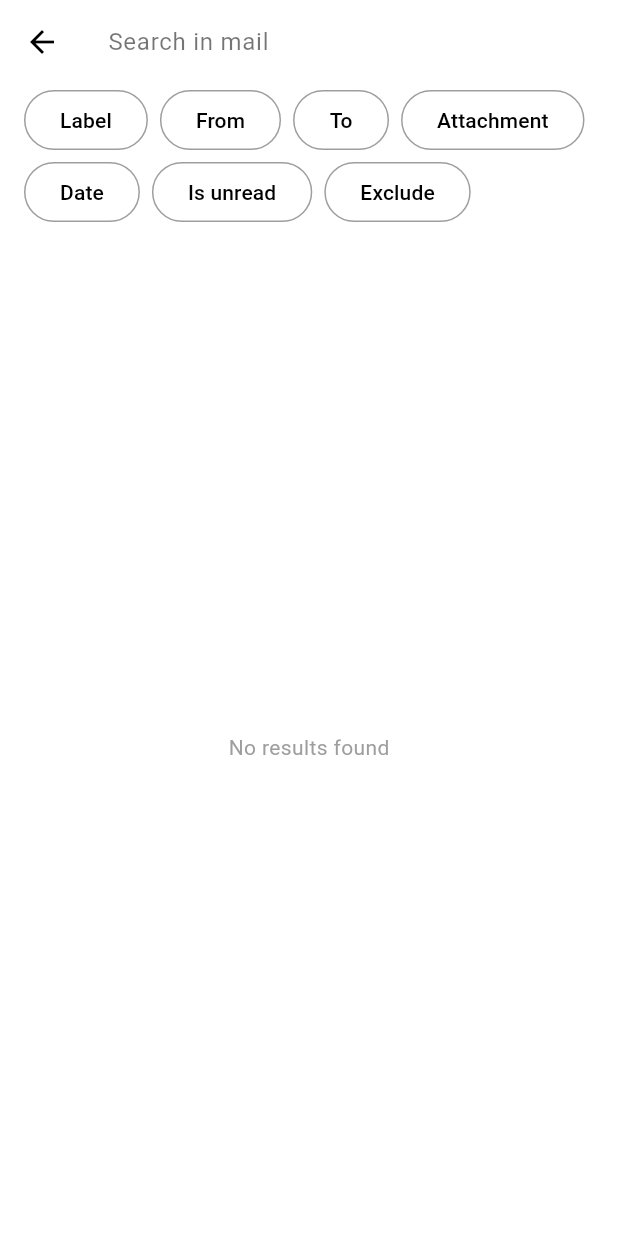
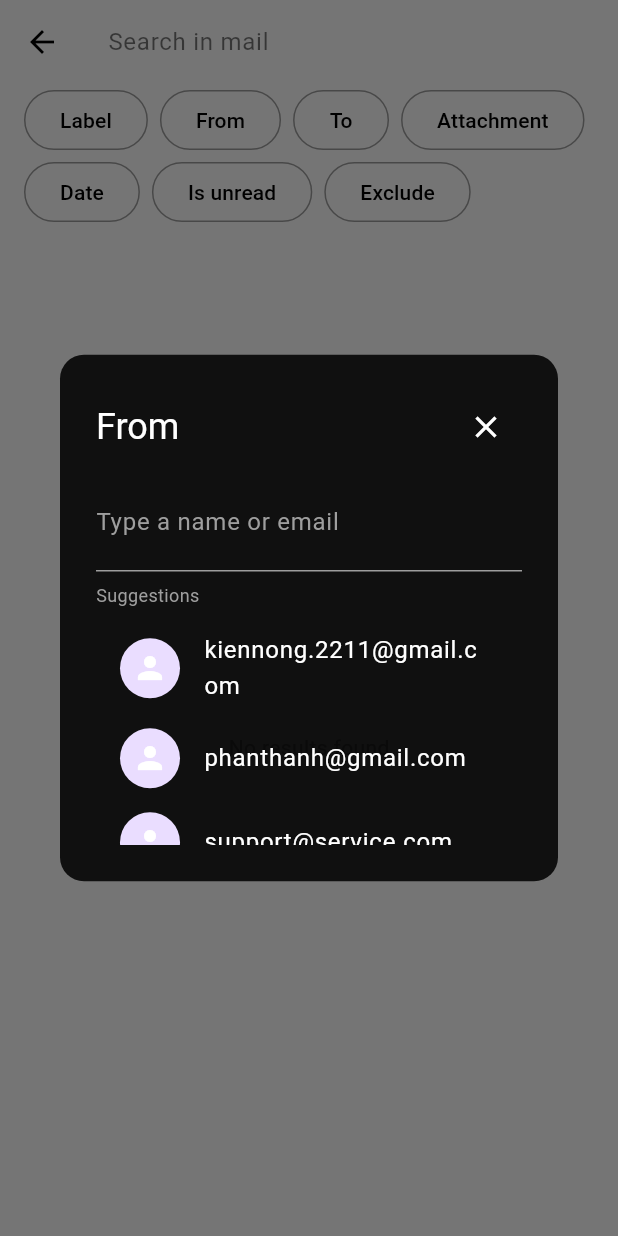
Before and after one commit to VixFong/my_email, a Flutter app: the SearchScreen screen opened directly, after a tap on "From", on a phone screen of 412 x 824 dp. Run offline on Flutter 3.47's test engine with Material 3 defaults, Android fonts, the phone set to English and light mode, and no system bars.

Commit message:
added select option for search

```diff
--- a/lib/EmailPage/search_screen.dart
+++ b/lib/EmailPage/search_screen.dart
@@ -38,13 +38,13 @@ class SearchScreen extends StatelessWidget {
             Wrap(
               spacing: 8.0,
               children: [
-                _buildFilterButton('Label'),
-                _buildFilterButton('From'),
-                _buildFilterButton('To'),
-                _buildFilterButton('Attachment'),
-                _buildFilterButton('Date'),
-                _buildFilterButton('Is unread'),
-                _buildFilterButton('Exclude'),
+                _buildFilterButton(context, 'Label', _showLabelDialog),
+                _buildFilterButton(context, 'From', _showFromDialog),
+                _buildFilterButton(context, 'To', _showToDialog),
+                _buildFilterButton(context, 'Attachment', _showAttachmentDialog),
+                _buildFilterButton(context, 'Date', _showDateDialog),
+                _buildFilterButton(context, 'Is unread', _showUnreadDialog),
+                _buildFilterButton(context, 'Exclude', _showExcludeDialog),
               ],
             ),
             SizedBox(height: 20),
@@ -63,11 +63,9 @@ class SearchScreen extends StatelessWidget {
     );
   }
 
-  Widget _buildFilterButton(String label) {
+  Widget _buildFilterButton(BuildContext context, String label, Function dialogFunction) {
     return OutlinedButton(
-      onPressed: () {
-        // Implement filter functionality if needed
-      },
+      onPressed: () => dialogFunction(context),
       style: OutlinedButton.styleFrom(
         side: BorderSide(color: Colors.grey),
         shape: RoundedRectangleBorder(
@@ -80,4 +78,197 @@ class SearchScreen extends StatelessWidget {
       ),
     );
   }
+
+  // Updated Dialog for Label with Icons
+  void _showLabelDialog(BuildContext context) {
+    showDialog(
+      context: context,
+      builder: (context) => _buildDialogWithIcons(
+        context,
+        'Label',
+        [
+          'Starred',
+          'Scheduled',
+          'Important',
+          'Sent',
+          'Drafts',
+          'All mail',
+        ],
+        [
+          Icons.star,
+          Icons.schedule,
+          Icons.label_important,
+          Icons.send,
+          Icons.drafts,
+          Icons.all_inbox,
+        ],
+      ),
+    );
+  }
+
+  // Updated Dialog for Attachment with Icons
+  void _showAttachmentDialog(BuildContext context) {
+    showDialog(
+      context: context,
+      builder: (context) => _buildDialogWithIcons(
+        context,
+        'Attachment',
+        [
+          'Has any attachment',
+          'Document',
+          'Presentation',
+          'Spreadsheet',
+          'Image',
+          'PDF',
+          'Video',
+        ],
+        [
+          Icons.attach_file,
+          Icons.description,
+          Icons.slideshow,
+          Icons.table_chart,
+          Icons.image,
+          Icons.picture_as_pdf,
+          Icons.videocam,
+        ],
+      ),
+    );
+  }
+
+  // Original Dialogs for From and To without icons
+  void _showFromDialog(BuildContext context) {
+    showDialog(
+      context: context,
+      builder: (context) => _buildDialogWithSuggestions(
+        context,
+        'From',
+        ['kiennong.2211@gmail.com', 'phanthanh@gmail.com', 'support@service.com'],
+      ),
+    );
+  }
+
+  void _showToDialog(BuildContext context) {
+    showDialog(
+      context: context,
+      builder: (context) => _buildDialogWithSuggestions(
+        context,
+        'To',
+        ['recipient1@gmail.com', 'contact@service.com', 'info@company.com'],
+      ),
+    );
+  }
+
+  // Placeholder dialogs for other filters
+  void _showDateDialog(BuildContext context) {}
+  void _showUnreadDialog(BuildContext context) {}
+  void _showExcludeDialog(BuildContext context) {}
+
+  // Build dialog with icons for Label and Attachment
+  Widget _buildDialogWithIcons(BuildContext context, String title, List<String> options, List<IconData> icons) {
+    return AlertDialog(
+      backgroundColor: Colors.black87,
+      shape: RoundedRectangleBorder(
+        borderRadius: BorderRadius.circular(16),
+      ),
+      title: Row(
+        mainAxisAlignment: MainAxisAlignment.spaceBetween,
+        children: [
+          Text(title, style: TextStyle(color: Colors.white)),
+          IconButton(
+            icon: Icon(Icons.close, color: Colors.white),
+            onPressed: () {
+              Navigator.pop(context);
+            },
+          ),
+        ],
+      ),
+      content: Container(
+        width: double.maxFinite,
+        child: ListView.builder(
+          shrinkWrap: true,
+          itemCount: options.length,
+          itemBuilder: (context, index) {
+            return ListTile(
+              leading: Icon(
+                icons[index], // Use corresponding icon for each option
+                color: Colors.white,
+              ),
+              title: Text(
+                options[index],
+                style: TextStyle(color: Colors.white),
+              ),
+              onTap: () {
+                Navigator.pop(context);
+                // Handle selection if needed
+              },
+            );
+          },
+        ),
+      ),
+    );
+  }
+
+  // Build dialog with suggestions for From and To without icons
+  Widget _buildDialogWithSuggestions(BuildContext context, String title, List<String> suggestions) {
+    return AlertDialog(
+      backgroundColor: Colors.black87,
+      shape: RoundedRectangleBorder(
+        borderRadius: BorderRadius.circular(16),
+      ),
+      title: Row(
+        mainAxisAlignment: MainAxisAlignment.spaceBetween,
+        children: [
+          Text(title, style: TextStyle(color: Colors.white)),
+          IconButton(
+            icon: Icon(Icons.close, color: Colors.white),
+            onPressed: () {
+              Navigator.pop(context);
+            },
+          ),
+        ],
+      ),
+      content: Container(
+        width: double.maxFinite,
+        child: Column(
+          mainAxisSize: MainAxisSize.min,
+          children: [
+            TextField(
+              style: TextStyle(color: Colors.white),
+              decoration: InputDecoration(
+                hintText: 'Type a name or email',
+                hintStyle: TextStyle(color: Colors.grey),
+                border: InputBorder.none,
+              ),
+            ),
+            Divider(color: Colors.grey),
+            Align(
+              alignment: Alignment.centerLeft,
+              child: Text(
+                'Suggestions',
+                style: TextStyle(color: Colors.grey, fontSize: 12),
+              ),
+            ),
+            SizedBox(height: 8),
+            SizedBox(
+              height: 150, // Limit the height of the suggestions list to avoid overflow
+              child: ListView.builder(
+                shrinkWrap: true,
+                itemCount: suggestions.length,
+                itemBuilder: (context, index) {
+                  return ListTile(
+                    leading: CircleAvatar(child: Icon(Icons.person, color: Colors.white)),
+                    title: Text(suggestions[index], style: TextStyle(color: Colors.white)),
+                    onTap: () {
+                      Navigator.pop(context);
+                      // Handle selection if needed
+                    },
+                  );
+                },
+              ),
+            ),
+          ],
+        ),
+      ),
+    );
+  }
 }
--- a/lib/LoginPage/password_screen.dart
+++ b/lib/LoginPage/password_screen.dart
@@ -1,5 +1,4 @@
 import 'package:flutter/material.dart';
-import '../EmailPage/email_page.dart';
 
 class PasswordScreen extends StatefulWidget {
   final String phoneNumber;
--- a/lib/main.dart
+++ b/lib/main.dart
@@ -12,6 +12,7 @@ class EmailApp extends StatelessWidget {
   Widget build(BuildContext context) {
     return MaterialApp(
       title: 'Email Service',
+      debugShowCheckedModeBanner: false,
       theme: ThemeData(primarySwatch: Colors.blue),
       initialRoute: '/',
       routes: {
```
